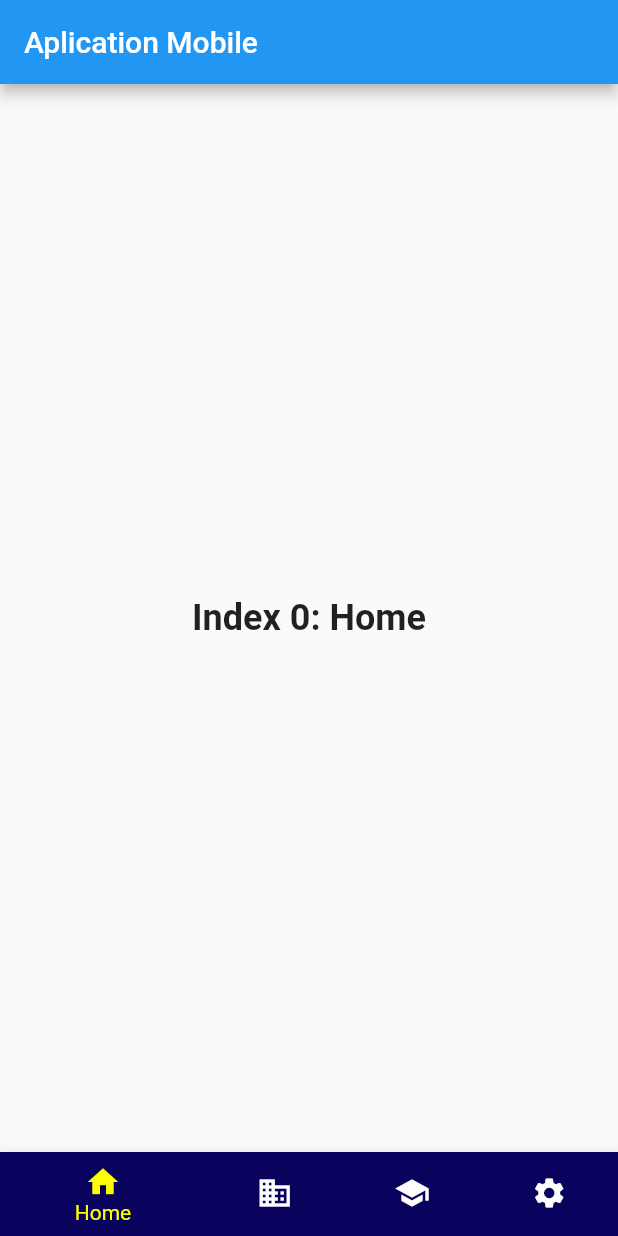
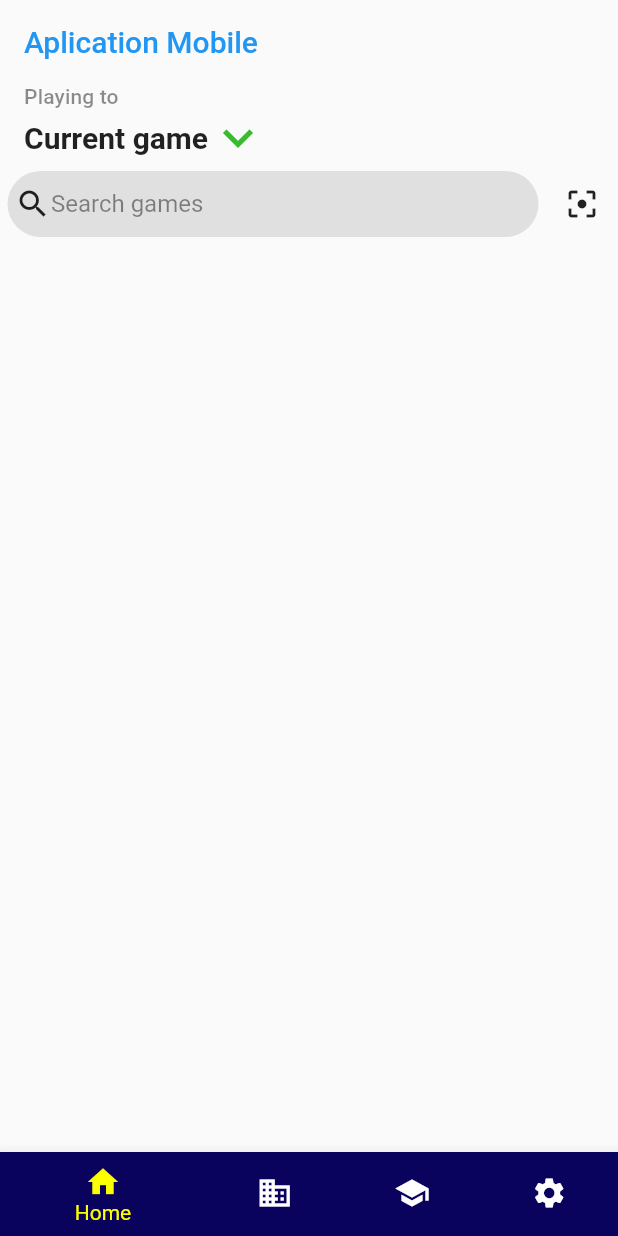
Before and after one commit to ZuleydisBarrios/proyecto_mobile_semana2, a Flutter app: the screen it shows after launch, on a phone screen of 412 x 824 dp. Run offline on Flutter 3.47's test engine with Material 2 defaults, Android fonts, the phone set to English and light mode, and no system bars; our stand-ins replace firebase_core, firebase_database, lottie; accounts and stored records are empty.

Commit message:
Implemetacion de search games en page home

```diff
--- /dev/null
+++ b/lib/views/home_screen.dart
@@ -0,0 +1,91 @@
+import 'package:flutter/material.dart';
+
+class HomeScreen extends StatelessWidget {
+  @override
+  Widget build(BuildContext context) {
+    return Scaffold(
+      appBar: AppBar(
+        backgroundColor: Colors.transparent,
+        elevation: 0.0,
+        title: Column(
+          crossAxisAlignment: CrossAxisAlignment.start,
+          children: [
+            Text('Playing to',
+            style: Theme.of(context)
+            .textTheme
+            .subtitle2!
+            .copyWith(color: Colors.black45),),
+          InkWell(
+              onTap: () {
+              print('tap');
+
+              },
+            child: Row(
+              mainAxisSize: MainAxisSize.min,
+              children: [
+                Text(
+                'Current game',
+                style: Theme.of(context)
+                    .textTheme
+                    .headline6!
+                    .copyWith(fontWeight: FontWeight.bold),
+              ),
+                Icon(Icons.keyboard_arrow_down, color: Color.fromARGB(211, 16, 175, 4), size: 40,),
+                // Text('View all',
+                // style: Theme.of(context)
+                // .textTheme
+                // .subtitle2!
+                // .copyWith(color: Colors.black45),),
+
+              ]
+            ),
+            ),
+          ],
+        ),
+        ),
+      body: SingleChildScrollView(
+      child: Column(
+        children: [
+          Row(
+            children: [
+              Expanded(
+                child: Container(
+                  margin: EdgeInsets.symmetric(horizontal: 5),
+                padding: EdgeInsets.symmetric(vertical: 10, horizontal: 5),
+                 decoration: BoxDecoration(
+                  color: Colors.grey.shade300,
+                  borderRadius: BorderRadius.circular(30),
+                 ),
+                  child: Material(
+                    color: Colors.transparent,
+                    child: InkWell(
+                      onTap: (){},
+                      child: Row(
+                        children: [
+                          Icon(Icons.search),
+                          Text('Search games',
+                          style: Theme.of(context)
+                                  .textTheme
+                                  .subtitle1!
+                                  .copyWith(color: Colors.black45),
+                            ),
+
+                        ],
+                      ),
+                    ),
+                  ),
+                ),
+              ),
+            IconButton(
+              onPressed: (){},
+              icon: Icon(Icons.filter_center_focus),
+              ),
+            ],
+          )
+        ]
+      ),
+      )
+
+    );
+  }
+}
--- a/lib/views/menu.dart
+++ b/lib/views/menu.dart
@@ -1,5 +1,7 @@
 import 'package:flutter/material.dart';
+import 'package:flutter_application_2/views/home_screen.dart';
 import 'package:flutter_application_2/views/list_firebase.dart';
+import 'package:flutter_application_2/views/listview_1.dart';
 import 'package:flutter_application_2/views/profile.dart';
 
 
@@ -17,10 +19,10 @@ class _MenuState extends State<Menu> {
   TextStyle(fontSize: 24,
   fontWeight: FontWeight.bold);
   static List<Widget> _widgetOptions = <Widget>[
-    Text('Index 0: Home', style: optionStyle),
+    HomeScreen(),
     ListFirebase(),
     MyProfile(),
-    Text('Index 3: Settings', style: optionStyle),
+    ListView1C(),
   ];
 
   void _onItemTapped(int index) {
@@ -33,7 +35,9 @@ class _MenuState extends State<Menu> {
   Widget build(BuildContext context) {
     return Scaffold(
       appBar: AppBar(
-        title: const Text('Aplication Mobile'),
+        backgroundColor: Colors.transparent,
+        elevation: 0.0,
+        title: const Text('Aplication Mobile', style: TextStyle(color: Colors.blue),),
       ),
       body: Center(
         child: _widgetOptions.elementAt(_selectedIndex),
```
Also changed, not shown: lib/views/listview_1.dart (+99 -64 lines).
